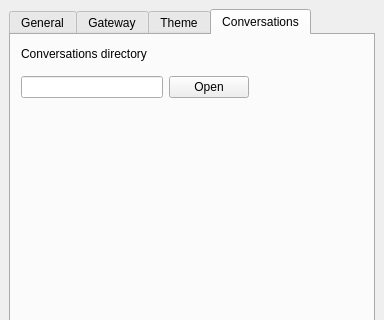
The window that src/gui/dock_widgets/options.ui (marcbowes/mxitc) describes before a commit, drawn with Qt 5; both pictures show x 0 to 384 and y 0 to 320 of the 384 by 462 pixel window.
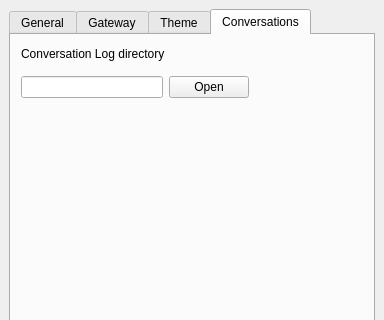
The same window after the commit. The open tabs and pages were chosen to show the change.

Commit message: hopfully fixed that tree widget header thing being there

The edit to the form file:
```diff
--- a/src/gui/dock_widgets/options.ui
+++ b/src/gui/dock_widgets/options.ui
@@ -299,7 +299,7 @@
          </rect>
         </property>
         <property name="text">
-         <string>Conversations directory</string>
+         <string>Conversation Log directory</string>
         </property>
        </widget>
       </widget>
```
Left out of the diff: 2 changed lines with no effect on the pictures. The commit also changes 2 other files.
